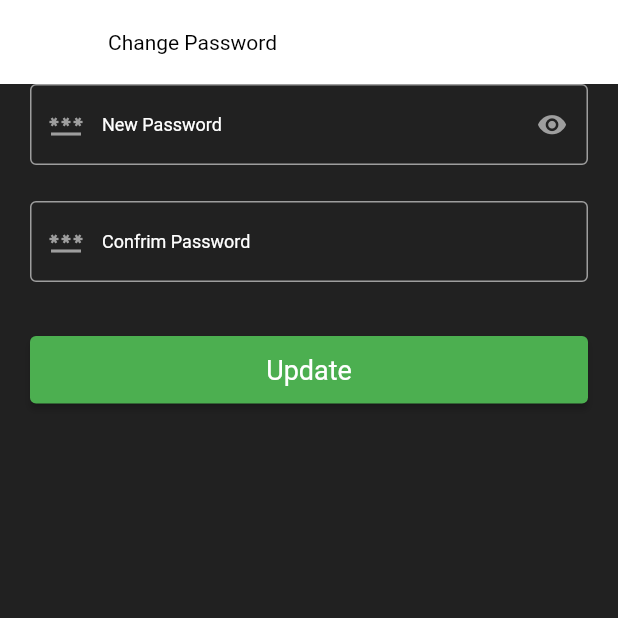
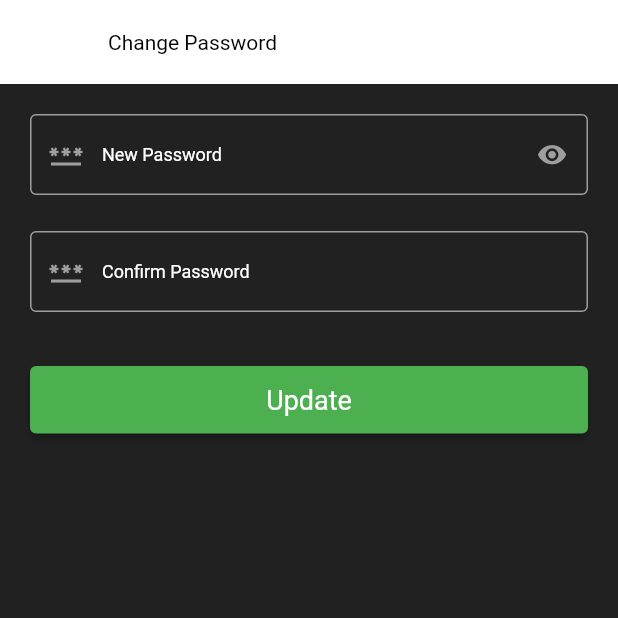
Before and after one commit to ahaddouch/E-Commerce-PFA, a Flutter app: the AccountScreen screen opened directly, after a tap on "Change Password", on a phone screen of 412 x 824 dp, the top half of it. Run offline on Flutter 3.47's test engine with Material 2 defaults, Android fonts, the phone set to English and light mode, and no system bars; our stand-ins replace cloud_firestore, firebase_auth, firebase_core, firebase_messaging, firebase_storage, fluttertoast and 3 more; missing offline and left inert: flutter_stripe; accounts and stored records are empty; network calls fail.

Commit message:
Corrected some grammatical mistakes

```diff
--- a/lib/firebase_helper/firebase_auth_helper/firebase_auth_helper.dart
+++ b/lib/firebase_helper/firebase_auth_helper/firebase_auth_helper.dart
@@ -1,5 +1,3 @@
-// ignore_for_file: use_build_context_synchronously
-
 import 'package:cloud_firestore/cloud_firestore.dart';
 import 'package:firebase_auth/firebase_auth.dart';
 import 'package:flutter/material.dart';
--- a/lib/main.dart
+++ b/lib/main.dart
@@ -32,7 +32,7 @@ class MyApp extends StatelessWidget {
 
       child: MaterialApp(
           debugShowCheckedModeBanner: false,
-          title: 'E-Commerce Pfa',
+          title: 'EMSI SHOP',
           theme: darkThemeData,
           home: StreamBuilder(
             stream: FirebaseAuthHelper.instance.getAuthChange,
@@ -62,7 +62,7 @@ class _MyStatefulWidgetState extends State<MyStatefulWidget> {
     const HomeScreen(),
     const Center(
       child: Text(
-        "Shallo",
+        "Hello",
       ),
     ),
   ];
@@ -72,7 +72,7 @@ class _MyStatefulWidgetState extends State<MyStatefulWidget> {
     return Scaffold(
       appBar: AppBar(
         backgroundColor: Colors.green,
-        title: const Text('PageStorage'),
+        title: const Text('Page Storage'),
       ),
       body: screen[_selectedIndex],
       bottomNavigationBar: BottomNavigationBar(
--- a/lib/models/category_model/category_model.dart
+++ b/lib/models/category_model/category_model.dart
@@ -14,7 +14,6 @@ class CategoryModel {
 
   String image;
   String name;
-
   String id;
 
   factory CategoryModel.fromJson(Map<String, dynamic> json) => CategoryModel(
--- a/lib/provider/app_provider.dart
+++ b/lib/provider/app_provider.dart
@@ -1,7 +1,6 @@
 // ignore_for_file: use_build_context_synchronously
 
 import 'dart:io';
-
 import 'package:cloud_firestore/cloud_firestore.dart';
 import 'package:flutter/material.dart';
 import 'package:ecommrce_pfa/constants/constants.dart';
--- a/lib/screens/account_screen/account_screens.dart
+++ b/lib/screens/account_screen/account_screens.dart
@@ -53,7 +53,7 @@ class _AccountScreenState extends State<AccountScreen> {
                 Text(
                   appProvider.getUserInformation.name,
                   style: const TextStyle(
-                    fontSize: 22,
+                    fontSize: 16,
                     fontWeight: FontWeight.bold,
                   ),
                 ),
@@ -61,7 +61,7 @@ class _AccountScreenState extends State<AccountScreen> {
                   appProvider.getUserInformation.email,
                 ),
                 const SizedBox(
-                  height: 12.0,
+                  height: 10.0,
                 ),
                 SizedBox(
                   width: 130,
@@ -94,7 +94,7 @@ class _AccountScreenState extends State<AccountScreen> {
                         widget: const FavouriteScreen(), context: context);
                   },
                   leading: const Icon(Icons.favorite_outline),
-                  title: const Text("Favourite"),
+                  title: const Text("Favourites"),
                 ),
                 ListTile(
                   onTap: () {
@@ -122,7 +122,7 @@ class _AccountScreenState extends State<AccountScreen> {
                   title: const Text("Log out"),
                 ),
                 const SizedBox(
-                  height: 12.0,
+                  height: 10.0,
                 ),
                 const Text("Version 1.0.0")
               ],
--- a/lib/screens/auth_ui/login/login.dart
+++ b/lib/screens/auth_ui/login/login.dart
@@ -33,7 +33,7 @@ class _LoginState extends State<Login> {
             crossAxisAlignment: CrossAxisAlignment.start,
             children: [
               const TopTitles(
-                  subtitle: "Welcome Back To E Commerce App", title: "Login"),
+                  subtitle: "Welcome To EMSISHOP", title: "Login"),
               const SizedBox(
                 height: 46.0,
               ),
--- a/lib/screens/auth_ui/sign_up/sign_up.dart
+++ b/lib/screens/auth_ui/sign_up/sign_up.dart
@@ -34,7 +34,7 @@ class _SignUpState extends State<SignUp> {
             crossAxisAlignment: CrossAxisAlignment.start,
             children: [
               const TopTitles(
-                  subtitle: "Welcome Back To E Commerce App",
+                  subtitle: "Welcome To EMSISHOP",
                   title: "Create Account"),
               const SizedBox(
                 height: 46.0,
--- a/lib/screens/auth_ui/welcome/welcome.dart
+++ b/lib/screens/auth_ui/welcome/welcome.dart
@@ -19,7 +19,7 @@ class Welcome extends StatelessWidget {
           crossAxisAlignment: CrossAxisAlignment.start,
           children: [
             const TopTitles(
-                subtitle: "Buy AnyItems From Using App ", title: "Welcome"),
+                subtitle: "Shop Smart, Shop Easy: Your Ultimate Destination for All Your Shopping Needs!", title: "Welcome"),
             Center(
               child: Image.asset(
                 AssetsImages.instance.welcomeImage,
--- a/lib/screens/cart_item_checkout/cart_item_checkout.dart
+++ b/lib/screens/cart_item_checkout/cart_item_checkout.dart
@@ -31,7 +31,7 @@ class _CartItemCheckoutState extends State<CartItemCheckout> {
         backgroundColor: Colors.white,
         centerTitle: true,
         title: const Text(
-          "CartItemCheckout",
+          "Cart Item Checkout",
           style: TextStyle(
             color: Colors.black,
           ),
@@ -115,7 +115,7 @@ class _CartItemCheckoutState extends State<CartItemCheckout> {
               height: 24.0,
             ),
             PrimaryButton(
-              title: "Continues",
+              title: "Continue",
               onPressed: () async {
                 if (groupValue == 1) {
                   bool value = await FirebaseFirestoreHelper.instance
--- a/lib/screens/cart_screen/widgets/single_cart_item.dart
+++ b/lib/screens/cart_screen/widgets/single_cart_item.dart
@@ -123,13 +123,13 @@ class _SingleCartItemState extends State<SingleCartItem> {
                                 } else {
                                   appProvider.removeFavouriteProduct(
                                       widget.singleProduct);
-                                  showMessage("Removed to wishlist");
+                                  showMessage("Removed from wishlist");
                                 }
                               },
                               child: Text(
                                 appProvider.getFavouriteProductList
                                         .contains(widget.singleProduct)
-                                    ? "Remove to wishlist"
+                                    ? "Remove from wishlist"
                                     : "Add to wishlist",
                                 style: const TextStyle(
                                   fontSize: 12.0,
--- a/lib/screens/category_view/category_view.dart
+++ b/lib/screens/category_view/category_view.dart
@@ -70,7 +70,7 @@ class _CategoryViewState extends State<CategoryView> {
                   ),
                   productModelList.isEmpty
                       ? const Center(
-                          child: Text("Best Product is empty"),
+                          child: Text("Products is empty"),
                         )
                       : Padding(
                           padding: const EdgeInsets.all(12.0),
--- a/lib/screens/change_password/change_password.dart
+++ b/lib/screens/change_password/change_password.dart
@@ -30,7 +30,7 @@ class _ChangePasswordState extends State<ChangePassword> {
         ),
       ),
       body: ListView(
-        padding: const EdgeInsets.symmetric(horizontal: 20),
+        padding: const EdgeInsets.symmetric(horizontal: 20, vertical: 20),
         children: [
           TextFormField(
             controller: newpassword,
@@ -60,7 +60,7 @@ class _ChangePasswordState extends State<ChangePassword> {
             controller: confirmpassword,
             obscureText: isShowPassword,
             decoration: const InputDecoration(
-              hintText: "Confrim Password",
+              hintText: "Confirm Password",
               prefixIcon: Icon(
                 Icons.password_sharp,
               ),
@@ -74,14 +74,14 @@ class _ChangePasswordState extends State<ChangePassword> {
             title: "Update",
             onPressed: () async {
               if (newpassword.text.isEmpty) {
-                showMessage("New Password is empty");
+                showMessage("New Password field is empty");
               } else if (confirmpassword.text.isEmpty) {
-                showMessage("Confirm Password is empty");
+                showMessage("Confirm Password field is empty");
               } else if (confirmpassword.text == newpassword.text) {
                 FirebaseAuthHelper.instance
                     .changePassword(newpassword.text, context);
               } else {
-                showMessage("Confrim Password is not match");
+                showMessage("Passwords do not match");
               }
             },
           ),
--- a/lib/screens/check_out/check_out.dart
+++ b/lib/screens/check_out/check_out.dart
@@ -115,7 +115,6 @@ class _CheckoutState extends State<Checkout> {
             PrimaryButton(
               title: "Continues",
               onPressed: () async {
-                print("Hrea");
                 appProvider.clearBuyProduct();
                 appProvider.addBuyProduct(widget.singleProduct);
 
@@ -134,14 +133,12 @@ class _CheckoutState extends State<Checkout> {
                     });
                   }
                 } else {
-                  print("hello");
 
                   int value = double.parse(
                           appProvider.totalPriceBuyProductList().toString())
                       .round()
                       .toInt();
                   String totalPrice = (value * 100).toString();
-                  print("hello");
                   await StripeHelper.instance
                       .makePayment(totalPrice.toString(), context);
                 }
--- a/lib/screens/edit_profile/edit_profile.dart
+++ b/lib/screens/edit_profile/edit_profile.dart
@@ -74,7 +74,7 @@ class _EditProfileState extends State<EditProfile> {
             ),
           ),
           const SizedBox(
-            height: 24.0,
+            height: 16.0,
           ),
           PrimaryButton(
             title: "Update",
--- a/lib/screens/favourite_screen/favourite_screen.dart
+++ b/lib/screens/favourite_screen/favourite_screen.dart
@@ -17,7 +17,7 @@ class FavouriteScreen extends StatelessWidget {
       appBar: AppBar(
         // backgroundColor: Colo,
         title: const Text(
-          "Favourite Screen",
+          "Favourites Screen",
           style: TextStyle(
             color: Colors.black,
           ),
--- a/lib/screens/favourite_screen/widgets/single_favourite_item.dart
+++ b/lib/screens/favourite_screen/widgets/single_favourite_item.dart
@@ -67,10 +67,10 @@ class _SingleFavouriteItemState extends State<SingleFavouriteItem> {
                                         listen: false);
                                 appProvider
                                     .removeFavouriteProduct(widget.singleProduct);
-                                showMessage("Removed to wishlist");
+                                showMessage("Removed from wishlist");
                               },
                               child: const Text(
-                                "Remove to wishlist",
+                                "Remove from wishlist",
                                 style: TextStyle(
                                   fontSize: 12.0,
                                   fontWeight: FontWeight.bold,
--- a/lib/screens/home/home.dart
+++ b/lib/screens/home/home.dart
@@ -236,7 +236,7 @@ class _HomeState extends State<Home> {
                             )
                           : productModelList.isEmpty
                               ? const Center(
-                                  child: Text("Best Product is empty"),
+                                  child: Text("Products is empty"),
                                 )
                               : Padding(
                                   padding: const EdgeInsets.all(12.0),
--- a/lib/screens/order_screen/order_screen.dart
+++ b/lib/screens/order_screen/order_screen.dart
@@ -91,7 +91,7 @@ class _OrderScreenState extends State<OrderScreen> {
                                   : Column(
                                       children: [
                                         Text(
-                                          "Quanity: ${orderModel.products[0].qty.toString()}",
+                                          "Quantity: ${orderModel.products[0].qty.toString()}",
                                           style: const TextStyle(
                                             fontSize: 12.0,
                                           ),
--- a/lib/stripe_helper/stripe_helper.dart
+++ b/lib/stripe_helper/stripe_helper.dart
@@ -30,7 +30,7 @@ class StripeHelper {
                   paymentIntentClientSecret: paymentIntent![
                       'client_secret'], //Gotten from payment intent
                   style: ThemeMode.light,
-                  merchantDisplayName: 'Sabir Dev',
+                  merchantDisplayName: 'Emsi students',
                   googlePay: gpay))
           .then((value) {});
 
```
Also changed, not shown: lib/models/order_model/order_model.dart (+7 -6 lines).
